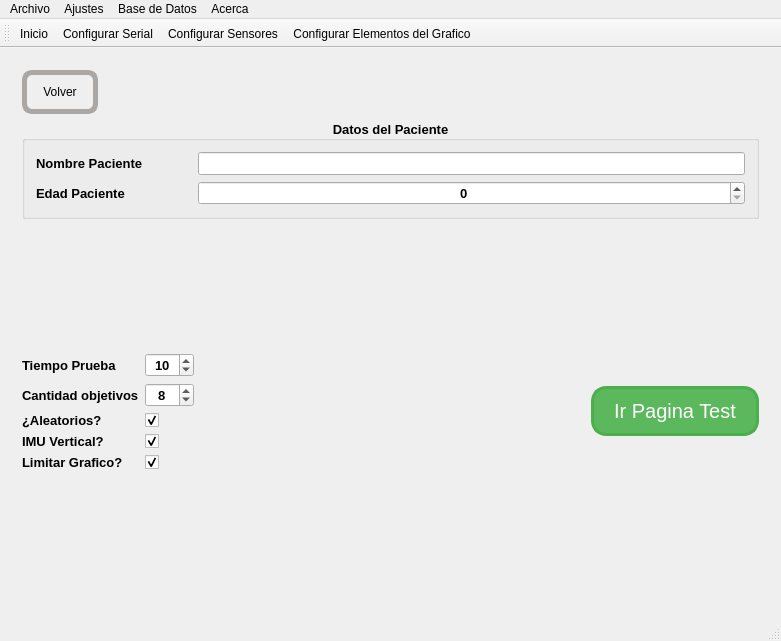
Qt form mainwindow.ui (hectorda/Bio-Feedback) before a commit.
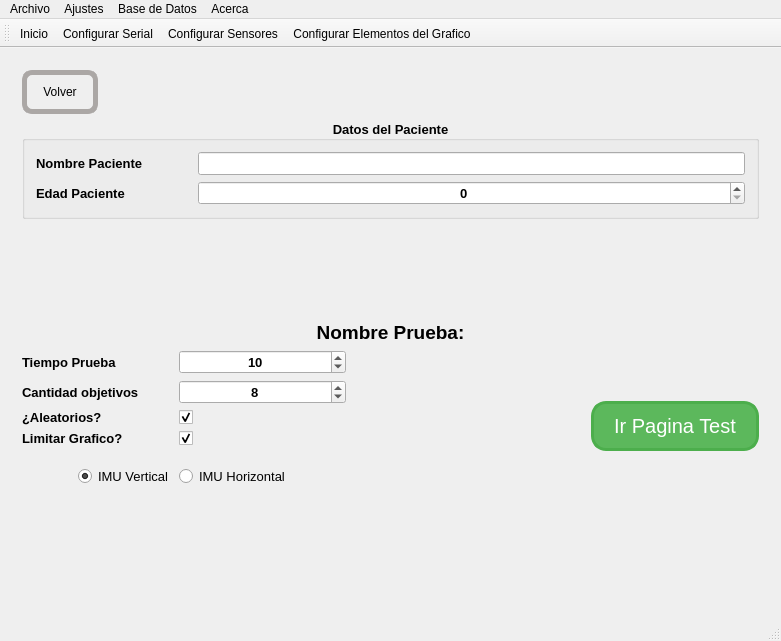
The same form after that commit. The open tabs and pages were chosen to show the change. Icons and pictures are not drawn. Custom widgets are drawn as their Qt base class.

The edit to the form file:
```diff
--- a/mainwindow.ui
+++ b/mainwindow.ui
@@ -250,12 +250,29 @@
           </property>
          </spacer>
         </item>
+        <item>
+         <widget class="QLabel" name="labelNombrePrueba">
+          <property name="font">
+           <font>
+            <pointsize>14</pointsize>
+            <weight>75</weight>
+            <bold>true</bold>
+           </font>
+          </property>
+          <property name="text">
+           <string>Nombre Prueba:</string>
+          </property>
+          <property name="alignment">
+           <set>Qt::AlignCenter</set>
+          </property>
+         </widget>
+        </item>
         <item>
          <layout class="QHBoxLayout" name="horizontalLayout_4">
           <item>
-           <layout class="QFormLayout" name="formLayout">
-            <item row="0" column="0">
-             <widget class="QLabel" name="label_3">
+           <layout class="QGridLayout" name="gridLayout_9">
+            <item row="1" column="0">
+             <widget class="QLabel" name="label">
               <property name="font">
                <font>
                 <pointsize>10</pointsize>
@@ -271,7 +288,7 @@
                <enum>Qt::LeftToRight</enum>
               </property>
               <property name="text">
-               <string>Tiempo Prueba</string>
+               <string>Cantidad objetivos</string>
               </property>
              </widget>
             </item>
@@ -314,8 +331,8 @@
               </property>
              </widget>
             </item>
-            <item row="1" column="0">
-             <widget class="QLabel" name="label">
+            <item row="0" column="0">
+             <widget class="QLabel" name="labelTiempoPrueba">
               <property name="font">
                <font>
                 <pointsize>10</pointsize>
@@ -328,7 +345,7 @@
                <enum>Qt::LeftToRight</enum>
               </property>
               <property name="text">
-               <string>Cantidad objetivos</string>
+               <string>Tiempo Prueba</string>
               </property>
              </widget>
             </item>
@@ -356,68 +373,6 @@
               </property>
              </widget>
             </item>
-            <item row="2" column="0">
-             <widget class="QLabel" name="label_5">
-              <property name="font">
-               <font>
-                <pointsize>10</pointsize>
-                <weight>75</weight>
-                <italic>false</italic>
-                <bold>true</bold>
-               </font>
-              </property>
-              <property name="layoutDirection">
-               <enum>Qt::LeftToRight</enum>
-              </property>
-              <property name="text">
-               <string>¿Aleatorios?</string>
-              </property>
-             </widget>
-            </item>
-            <item row="2" column="1">
-             <widget class="QCheckBox" name="checkBoxObjetivosAleatorios">
-              <property name="font">
-               <font>
-                <pointsize>10</pointsize>
-                <weight>75</weight>
-                <italic>false</italic>
-                <bold>true</bold>
-               </font>
-              </property>
-              <property name="layoutDirection">
-               <enum>Qt::LeftToRight</enum>
-              </property>
-              <property name="text">
-               <string/>
-              </property>
-              <property name="checked">
-               <bool>true</bool>
-              </property>
-             </widget>
-            </item>
-            <item row="3" column="0">
-             <widget class="QLabel" name="label_8">
-              <property name="font">
-               <font>
-                <weight>75</weight>
-                <bold>true</bold>
-               </font>
-              </property>
-              <property name="text">
-               <string>IMU Vertical?</string>
-              </property>
-             </widget>
-            </item>
-            <item row="3" column="1">
-             <widget class="QCheckBox" name="checkBoxImuVertical">
-              <property name="text">
-               <string/>
-              </property>
-              <property name="checked">
-               <bool>true</bool>
-              </property>
-             </widget>
-            </item>
             <item row="4" column="0">
              <widget class="QLabel" name="label_9">
               <property name="font">
@@ -441,6 +396,123 @@
               </property>
              </widget>
             </item>
+            <item row="3" column="1">
+             <widget class="QCheckBox" name="checkBoxObjetivosAleatorios">
+              <property name="font">
+               <font>
+                <pointsize>10</pointsize>
+                <weight>75</weight>
+                <italic>false</italic>
+                <bold>true</bold>
+               </font>
+              </property>
+              <property name="layoutDirection">
+               <enum>Qt::LeftToRight</enum>
+              </property>
+              <property name="text">
+               <string/>
+              </property>
+              <property name="checked">
+               <bool>true</bool>
+              </property>
+             </widget>
+            </item>
+            <item row="3" column="0">
+             <widget class="QLabel" name="label_5">
+              <property name="font">
+               <font>
+                <pointsize>10</pointsize>
+                <weight>75</weight>
+                <italic>false</italic>
+                <bold>true</bold>
+               </font>
+              </property>
+              <property name="layoutDirection">
+               <enum>Qt::LeftToRight</enum>
+              </property>
+              <property name="text">
+               <string>¿Aleatorios?</string>
+              </property>
+             </widget>
+            </item>
+            <item row="5" column="0">
+             <layout class="QHBoxLayout" name="horizontalLayout_6">
+              <item>
+               <widget class="QLabel" name="labelImagenIMUVertical">
+                <property name="minimumSize">
+                 <size>
+                  <width>50</width>
+                  <height>50</height>
+                 </size>
+                </property>
+                <property name="maximumSize">
+                 <size>
+                  <width>50</width>
+                  <height>50</height>
+                 </size>
+                </property>
+                <property name="text">
+                 <string/>
+                </property>
+                <property name="pixmap">
+                 <pixmap resource="images.qrc">:/images/IMUVertical.jpg</pixmap>
+                </property>
+                <property name="scaledContents">
+                 <bool>true</bool>
+                </property>
+               </widget>
+              </item>
+              <item>
+               <widget class="QRadioButton" name="radioButtonIMUVertical">
+                <property name="text">
+                 <string>IMU Vertical</string>
+                </property>
+                <property name="checked">
+                 <bool>true</bool>
+                </property>
+                <property name="autoRepeat">
+                 <bool>false</bool>
+                </property>
+               </widget>
+              </item>
+             </layout>
+            </item>
+            <item row="5" column="1">
+             <layout class="QHBoxLayout" name="horizontalLayout_7">
+              <item>
+               <widget class="QRadioButton" name="radioButtonIMUHorizonal">
+                <property name="text">
+                 <string>IMU Horizontal</string>
+                </property>
+               </widget>
+              </item>
+              <item>
+               <widget class="QLabel" name="labelImagenIMUHorizontal">
+                <property name="minimumSize">
+                 <size>
+                  <width>50</width>
+                  <height>50</height>
+                 </size>
+                </property>
+                <property name="maximumSize">
+                 <size>
+                  <width>50</width>
+                  <height>50</height>
+                 </size>
+                </property>
+                <property name="text">
+                 <string/>
+                </property>
+                <property name="pixmap">
+                 <pixmap resource="images.qrc">:/images/IMU.png</pixmap>
+                </property>
+                <property name="scaledContents">
+                 <bool>true</bool>
+                </property>
+               </widget>
+              </item>
+             </layout>
+            </item>
            </layout>
           </item>
           <item>
```
Left out of the diff: 111 changed lines with no effect on the pictures.
